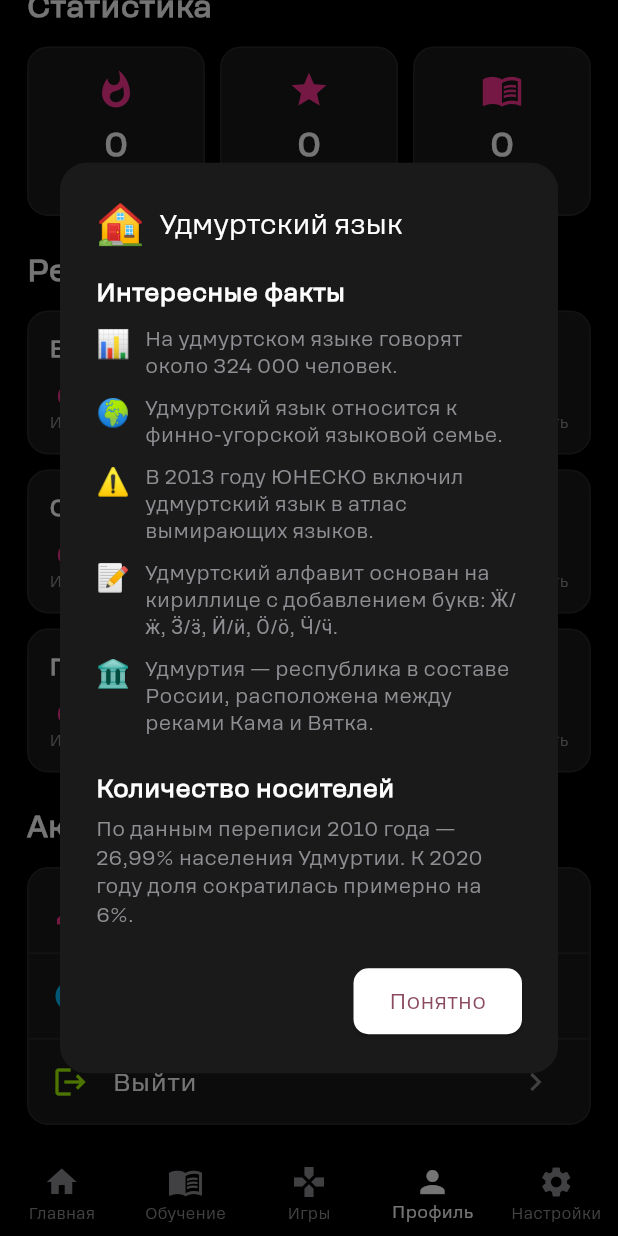
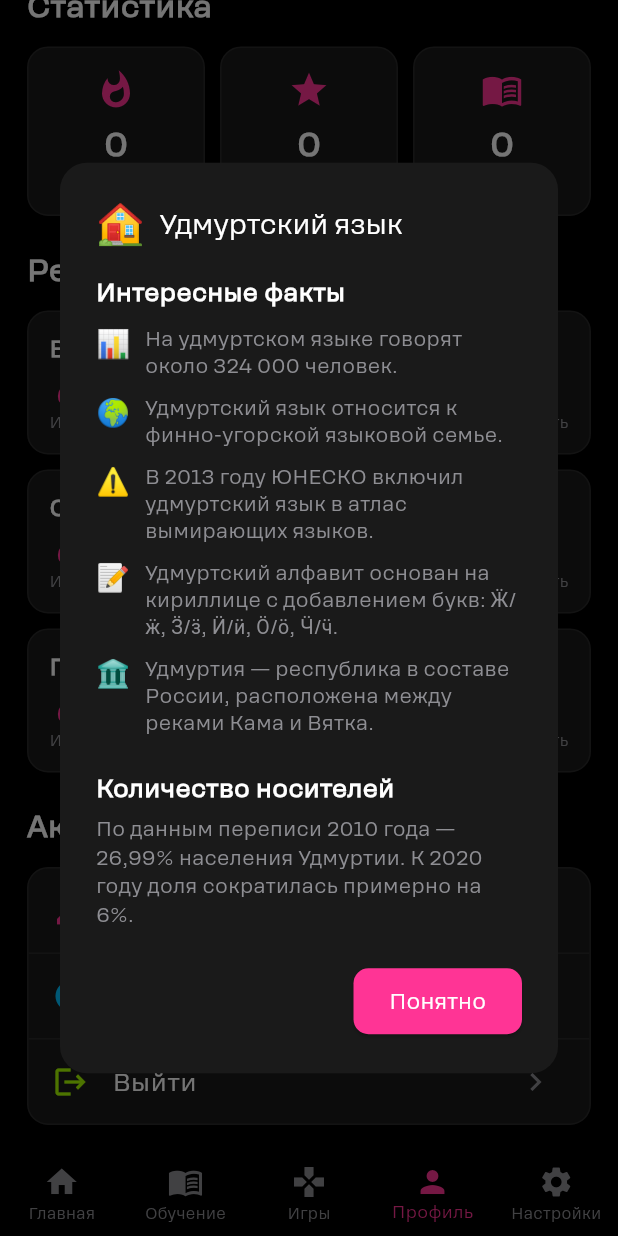
Before and after one commit to Ro1fy/udm, a Flutter app: the MainMenuScreen screen opened directly, item 4 of the bottom bar chosen, scrolled down 310 dp, after a tap on "Об удмуртском языке", on a phone screen of 412 x 824 dp. Run offline on Flutter 3.47's test engine with Material 3 defaults, Android fonts, the phone set to English and light mode, and no system bars; our stand-ins replace audioplayers, flutter_local_notifications, hive_flutter, permission_handler, timezone; accounts and stored records are empty; project files that could hold a hidden picture were left out.

Commit message:
feat: добавить возможность переключения темы на светлую

```diff
--- a/lib/screens/main_menu_screen.dart
+++ b/lib/screens/main_menu_screen.dart
@@ -6,6 +6,7 @@ import '../screens/learning_screen.dart';
 import '../screens/games_screen.dart';
 import '../screens/profile_screen.dart';
 import '../screens/settings_screen.dart';
+import '../theme.dart';
 
 class MainMenuScreen extends StatefulWidget {
   const MainMenuScreen({super.key});
@@ -38,7 +39,7 @@ class _MainMenuScreenState extends State<MainMenuScreen> {
         decoration: BoxDecoration(
           boxShadow: [
             BoxShadow(
-              color: AppColors.black.withOpacity(0.15),
+              color: AppTheme.shadowColor(context),
               blurRadius: 10,
             ),
           ],
@@ -47,9 +48,9 @@ class _MainMenuScreenState extends State<MainMenuScreen> {
           currentIndex: _selectedIndex,
           onTap: _onItemTapped,
           type: BottomNavigationBarType.fixed,
-          backgroundColor: AppColors.black,
-          selectedItemColor: AppColors.white,
-          unselectedItemColor: AppColors.textSecondary,
+          backgroundColor: AppTheme.backgroundColor(context),
+          selectedItemColor: AppColors.pink,
+          unselectedItemColor: AppTheme.textSecondary(context),
           selectedFontSize: 11,
           unselectedFontSize: 10,
           elevation: 0,
@@ -79,7 +80,7 @@ class _HomeTab extends StatelessWidget {
     return Container(
       width: double.infinity,
       height: double.infinity,
-      color: AppColors.black,
+      color: AppTheme.backgroundColor(context),
       child: SafeArea(
         child: SingleChildScrollView(
           padding: const EdgeInsets.all(18),
@@ -94,18 +95,18 @@ class _HomeTab extends StatelessWidget {
                     children: [
                       Text(
                         'Привет, ${user?.name ?? 'Друг'}! 👋',
-                        style: const TextStyle(
+                        style: TextStyle(
                           fontSize: 26,
                           fontWeight: FontWeight.w800,
-                          color: AppColors.white,
+                          color: AppTheme.textColor(context),
                         ),
                       ),
                       const SizedBox(height: 4),
-                      const Text(
+                      Text(
                         'Готов учить удмуртский?',
                         style: TextStyle(
                           fontSize: 14,
-                          color: AppColors.textSecondary,
+                          color: AppTheme.textSecondary(context),
                         ),
                       ),
                     ],
@@ -114,20 +115,20 @@ class _HomeTab extends StatelessWidget {
                     padding: const EdgeInsets.symmetric(
                         horizontal: 14, vertical: 7),
                     decoration: BoxDecoration(
-                      color: AppColors.cardDark,
+                      color: AppTheme.cardBackground(context),
                       borderRadius: BorderRadius.circular(16),
-                      border: Border.all(color: const Color(0xFF333333)),
+                      border: Border.all(color: AppTheme.cardBorder(context)),
                     ),
                     child: Row(
                       children: [
-                        const Icon(Icons.whatshot,
-                            color: AppColors.white, size: 18),
+                        Icon(Icons.whatshot,
+                            color: AppTheme.textColor(context), size: 18),
                         const SizedBox(width: 4),
                         Text(
                           '${user?.streak ?? 0}',
-                          style: const TextStyle(
+                          style: TextStyle(
                             fontWeight: FontWeight.bold,
-                            color: AppColors.white,
+                            color: AppTheme.textColor(context),
                           ),
                         ),
                       ],
@@ -140,35 +141,35 @@ class _HomeTab extends StatelessWidget {
               Container(
                 padding: const EdgeInsets.all(22),
                 decoration: BoxDecoration(
-                  color: AppColors.cardDark,
+                  color: AppTheme.cardBackground(context),
                   borderRadius: BorderRadius.circular(22),
-                  border: Border.all(color: const Color(0xFF333333)),
+                  border: Border.all(color: AppTheme.cardBorder(context)),
                 ),
                 child: Column(
                   children: [
                     Row(
                       mainAxisAlignment: MainAxisAlignment.spaceBetween,
                       children: [
-                        const Text(
+                        Text(
                           'Уровень',
                           style: TextStyle(
                             fontSize: 17,
-                            color: AppColors.white,
+                            color: AppTheme.textColor(context),
                           ),
                         ),
                         Container(
                           padding: const EdgeInsets.symmetric(
                               horizontal: 14, vertical: 7),
                           decoration: BoxDecoration(
-                            color: const Color(0xFF2A2A2A),
+                            color: AppTheme.iconBackground(context),
                             borderRadius: BorderRadius.circular(14),
                           ),
                           child: Text(
                             '${user?.level ?? 1}',
-                            style: const TextStyle(
+                            style: TextStyle(
                               fontSize: 22,
                               fontWeight: FontWeight.bold,
-                              color: AppColors.white,
+                              color: AppTheme.textColor(context),
                             ),
                           ),
                         ),
@@ -177,25 +178,25 @@ class _HomeTab extends StatelessWidget {
                     const SizedBox(height: 14),
                     LinearProgressIndicator(
                       value: ((user?.xp ?? 0) % 100) / 100,
-                      backgroundColor: const Color(0xFF333333),
+                      backgroundColor: AppTheme.progressBackground(context),
                       valueColor:
                           const AlwaysStoppedAnimation<Color>(AppColors.pink),
                     ),
                     const SizedBox(height: 6),
                     Text(
                       '${user?.xp ?? 0} / ${(user?.level ?? 1) * 100} XP',
-                      style: const TextStyle(color: AppColors.textSecondary, fontSize: 13),
+                      style: TextStyle(color: AppTheme.textSecondary(context), fontSize: 13),
                     ),
                   ],
                 ),
               ),
               const SizedBox(height: 24),
-              const Text(
+              Text(
                 'Начать изучение',
                 style: TextStyle(
                   fontSize: 20,
                   fontWeight: FontWeight.bold,
-                  color: AppColors.white,
+                  color: AppTheme.textColor(context),
                 ),
               ),
               const SizedBox(height: 14),
@@ -288,25 +289,25 @@ class _HomeTab extends StatelessWidget {
     showDialog(
       context: context,
       builder: (_) => AlertDialog(
-        backgroundColor: AppColors.cardDark,
+        backgroundColor: AppTheme.dialogBackground(context),
         shape: RoundedRectangleBorder(borderRadius: BorderRadius.circular(18)),
-        title: const Text('Факты об удмуртском языке',
-            style: TextStyle(color: AppColors.white)),
+        title: Text('Факты об удмуртском языке',
+            style: TextStyle(color: AppTheme.textColor(context))),
         content: SingleChildScrollView(
           child: Column(
             mainAxisSize: MainAxisSize.min,
             crossAxisAlignment: CrossAxisAlignment.start,
-            children: const [
+            children: [
               Text('📊 324 000 человек говорят на удмуртском языке.',
-                  style: TextStyle(color: AppColors.textSecondary, fontSize: 14, height: 1.6)),
+                  style: TextStyle(color: AppTheme.textSecondary(context), fontSize: 14, height: 1.6)),
               Text('🌍 Финно-угорская языковая семья — родственный венгерскому, финскому, эстонскому.',
-                  style: TextStyle(color: AppColors.textSecondary, fontSize: 14, height: 1.6)),
+                  style: TextStyle(color: AppTheme.textSecondary(context), fontSize: 14, height: 1.6)),
               Text('⚠️ С 2013 года в атласе вымирающих языков ЮНЕСКО.',
-                  style: TextStyle(color: AppColors.textSecondary, fontSize: 14, height: 1.6)),
+                  style: TextStyle(color: AppTheme.textSecondary(context), fontSize: 14, height: 1.6)),
               Text('📝 Алфавит на основе кириллице: Ӝ/ӝ, Ӟ/ӟ, Ӥ/ӥ, Ӧ/ӧ, Ӵ/ӵ.',
-                  style: TextStyle(color: AppColors.textSecondary, fontSize: 14, height: 1.6)),
+                  style: TextStyle(color: AppTheme.textSecondary(context), fontSize: 14, height: 1.6)),
               Text('🏛️ Удмуртия — между реками Кама и Вятка.',
-                  style: TextStyle(color: AppColors.textSecondary, fontSize: 14, height: 1.6)),
+                  style: TextStyle(color: AppTheme.textSecondary(context), fontSize: 14, height: 1.6)),
             ],
           ),
         ),
@@ -314,8 +315,8 @@ class _HomeTab extends StatelessWidget {
           ElevatedButton(
             onPressed: () => Navigator.of(context).pop(),
             style: ElevatedButton.styleFrom(
-              backgroundColor: AppColors.white,
-              foregroundColor: AppColors.black,
+              backgroundColor: AppColors.pink,
+              foregroundColor: AppColors.white,
               shape: RoundedRectangleBorder(borderRadius: BorderRadius.circular(10)),
             ),
             child: const Text('Понятно'),
@@ -343,9 +344,9 @@ class _QuickActionCard extends StatelessWidget {
       onTap: onTap,
       child: Container(
         decoration: BoxDecoration(
-          color: AppColors.cardDark,
+          color: AppTheme.cardBackground(context),
           borderRadius: BorderRadius.circular(18),
-          border: Border.all(color: const Color(0xFF333333)),
+          border: Border.all(color: AppTheme.cardBorder(context)),
         ),
         child: Column(
           mainAxisAlignment: MainAxisAlignment.center,
@@ -353,7 +354,7 @@ class _QuickActionCard extends StatelessWidget {
             Container(
               padding: const EdgeInsets.all(14),
               decoration: BoxDecoration(
-                color: const Color(0xFF2A2A2A),
+                color: AppTheme.iconBackground(context),
                 shape: BoxShape.circle,
               ),
               child: Icon(icon, color: AppColors.pink, size: 32),
@@ -361,10 +362,10 @@ class _QuickActionCard extends StatelessWidget {
             const SizedBox(height: 10),
             Text(
               title,
-              style: const TextStyle(
+              style: TextStyle(
                 fontSize: 15,
                 fontWeight: FontWeight.bold,
-                color: AppColors.white,
+                color: AppTheme.textColor(context),
               ),
             ),
           ],
--- a/lib/screens/profile_screen.dart
+++ b/lib/screens/profile_screen.dart
@@ -3,6 +3,7 @@ import 'package:provider/provider.dart';
 import '../constants.dart';
 import '../providers/auth_provider.dart';
 import '../screens/login_screen.dart';
+import '../theme.dart';
 
 class ProfileScreen extends StatelessWidget {
   const ProfileScreen({super.key});
@@ -19,7 +20,7 @@ class ProfileScreen extends StatelessWidget {
     return Container(
       width: double.infinity,
       height: double.infinity,
-      color: AppColors.black,
+      color: AppTheme.backgroundColor(context),
       child: SafeArea(
         child: SingleChildScrollView(
           padding: const EdgeInsets.all(18),
@@ -31,33 +32,33 @@ class ProfileScreen extends StatelessWidget {
                 child: Container(
                   padding: const EdgeInsets.all(22),
                   decoration: BoxDecoration(
-                    color: AppColors.cardDark,
+                    color: AppTheme.cardBackground(context),
                     borderRadius: BorderRadius.circular(22),
-                    border: Border.all(color: const Color(0xFF333333)),
+                    border: Border.all(color: AppTheme.cardBorder(context)),
                   ),
                 child: Column(
                   children: [
                     CircleAvatar(
                       radius: 46,
-                      backgroundColor: const Color(0xFF2A2A2A),
+                      backgroundColor: AppTheme.iconBackground(context),
                       child: Text(
                         user.name.isNotEmpty
                             ? user.name[0].toUpperCase()
                             : '🎓',
-                        style: const TextStyle(
+                        style: TextStyle(
                           fontSize: 44,
                           fontWeight: FontWeight.bold,
-                          color: AppColors.white,
+                          color: AppTheme.textColor(context),
                         ),
                       ),
                     ),
                     const SizedBox(height: 14),
                     Text(
                       user.name,
-                      style: const TextStyle(
+                      style: TextStyle(
                         fontSize: 26,
                         fontWeight: FontWeight.bold,
-                        color: AppColors.white,
+                        color: AppTheme.textColor(context),
                       ),
                     ),
                     const SizedBox(height: 4),
@@ -90,12 +91,12 @@ class ProfileScreen extends StatelessWidget {
                 ),
               ),
               const SizedBox(height: 22),
-              const Text(
+              Text(
                 'Статистика',
                 style: TextStyle(
                   fontSize: 20,
                   fontWeight: FontWeight.bold,
-                  color: AppColors.white,
+                  color: AppTheme.textColor(context),
                 ),
               ),
               const SizedBox(height: 12),
@@ -131,12 +132,12 @@ class ProfileScreen extends StatelessWidget {
                 ],
               ),
               const SizedBox(height: 22),
-              const Text(
+              Text(
                 'Результаты игр',
                 style: TextStyle(
                   fontSize: 20,
                   fontWeight: FontWeight.bold,
-                  color: AppColors.white,
+                  color: AppTheme.textColor(context),
                 ),
               ),
               const SizedBox(height: 12),
@@ -161,12 +162,12 @@ class ProfileScreen extends StatelessWidget {
                 bestScore: user.gameStatsBestScore['true_false'] ?? 0,
               ),
               const SizedBox(height: 22),
-              const Text(
+              Text(
                 'Аккаунт',
                 style: TextStyle(
                   fontSize: 20,
                   fontWeight: FontWeight.bold,
-                  color: AppColors.white,
+                  color: AppTheme.textColor(context),
                 ),
               ),
               const SizedBox(height: 12),
@@ -181,25 +182,25 @@ class ProfileScreen extends StatelessWidget {
                     ListTile(
                       leading: const Icon(Icons.edit, color: AppColors.pink),
                       title:
-                          const Text('Редактировать профиль', style: TextStyle(color: AppColors.white)),
+                          Text('Редактировать профиль', style: TextStyle(color: AppTheme.textColor(context))),
                       trailing:
                           const Icon(Icons.chevron_right, color: AppColors.textSecondary),
                       onTap: () => _showEditProfileDialog(context),
                     ),
-                    const Divider(height: 1, color: Color(0xFF2A2A2A)),
+                    Divider(height: 1, color: AppTheme.dividerColor(context)),
                     ListTile(
                       leading: const Icon(Icons.info, color: AppColors.skyBlue),
                       title:
-                          const Text('Об удмуртском языке', style: TextStyle(color: AppColors.white)),
+                          Text('Об удмуртском языке', style: TextStyle(color: AppTheme.textColor(context))),
                       trailing:
                           const Icon(Icons.chevron_right, color: AppColors.textSecondary),
                       onTap: () => _showLanguageInfo(context),
                     ),
-                    const Divider(height: 1, color: Color(0xFF2A2A2A)),
+                    Divider(height: 1, color: AppTheme.dividerColor(context)),
                     ListTile(
                       leading: const Icon(Icons.logout, color: AppColors.lime),
                       title:
-                          const Text('Выйти', style: TextStyle(color: AppColors.white)),
+                          Text('Выйти', style: TextStyle(color: AppTheme.textColor(context))),
                       trailing:
                           const Icon(Icons.chevron_right, color: AppColors.textSecondary),
                       onTap: () async {
@@ -228,25 +229,25 @@ class ProfileScreen extends StatelessWidget {
     showDialog(
       context: context,
       builder: (_) => AlertDialog(
-        backgroundColor: AppColors.cardDark,
+        backgroundColor: AppTheme.dialogBackground(context),
         shape: RoundedRectangleBorder(borderRadius: BorderRadius.circular(18)),
-        title: const Text('Редактировать профиль',
-            style: TextStyle(color: AppColors.white)),
+        title: Text('Редактировать профиль',
+            style: TextStyle(color: AppTheme.textColor(context))),
         content: TextField(
           controller: controller,
-          style: const TextStyle(color: AppColors.white),
-          decoration: const InputDecoration(
+          style: TextStyle(color: AppTheme.textColor(context)),
+          decoration: InputDecoration(
             labelText: 'Имя',
-            labelStyle: TextStyle(color: AppColors.textSecondary),
+            labelStyle: TextStyle(color: AppTheme.textSecondary(context)),
             enabledBorder: UnderlineInputBorder(
-              borderSide: BorderSide(color: Color(0xFF333333)),
+              borderSide: BorderSide(color: AppTheme.cardBorder(context)),
             ),
           ),
         ),
         actions: [
           TextButton(
             onPressed: () => Navigator.of(context).pop(),
-            child: const Text('Отмена', style: TextStyle(color: AppColors.textSecondary)),
+            child: Text('Отмена', style: TextStyle(color: AppTheme.textSecondary(context))),
           ),
           ElevatedButton(
             onPressed: () {
@@ -256,7 +257,8 @@ class ProfileScreen extends StatelessWidget {
               Navigator.of(context).pop();
             },
             style: ElevatedButton.styleFrom(
-              backgroundColor: AppColors.white,
+              backgroundColor: AppColors.pink,
+              foregroundColor: AppColors.white,
               shape: RoundedRectangleBorder(
                 borderRadius: BorderRadius.circular(10),
               ),
@@ -272,14 +274,14 @@ class ProfileScreen extends StatelessWidget {
     showDialog(
       context: context,
       builder: (_) => AlertDialog(
-        backgroundColor: AppColors.cardDark,
+        backgroundColor: AppTheme.dialogBackground(context),
         shape: RoundedRectangleBorder(borderRadius: BorderRadius.circular(18)),
-        title: const Row(
+        title: Row(
           children: [
-            Text('🏠', style: TextStyle(fontSize: 26)),
-            SizedBox(width: 10),
+            const Text('🏠', style: TextStyle(fontSize: 26)),
+            const SizedBox(width: 10),
             Text('Удмуртский язык',
-                style: TextStyle(color: AppColors.white, fontSize: 18)),
+                style: TextStyle(color: AppTheme.textColor(context), fontSize: 18)),
           ],
         ),
         content: SingleChildScrollView(
@@ -287,12 +289,12 @@ class ProfileScreen extends StatelessWidget {
             mainAxisSize: MainAxisSize.min,
             crossAxisAlignment: CrossAxisAlignment.start,
             children: [
-              const Text(
+              Text(
                 'Интересные факты',
                 style: TextStyle(
                   fontSize: 16,
                   fontWeight: FontWeight.bold,
-                  color: AppColors.white,
+                  color: AppTheme.textColor(context),
                 ),
               ),
               const SizedBox(height: 10),
@@ -302,18 +304,18 @@ class ProfileScreen extends StatelessWidget {
               _FactItem(emoji: '📝', fact: 'Удмуртский алфавит основан на кириллице с добавлением букв: Ӝ/ӝ, Ӟ/ӟ, Ӥ/ӥ, Ӧ/ӧ, Ӵ/ӵ.'),
               _FactItem(emoji: '🏛️', fact: 'Удмуртия — республика в составе России, расположена между реками Кама и Вятка.'),
               const SizedBox(height: 14),
-              const Text(
+              Text(
                 'Количество носителей',
                 style: TextStyle(
                   fontSize: 16,
                   fontWeight: FontWeight.bold,
-                  color: AppColors.white,
+                  color: AppTheme.textColor(context),
                 ),
               ),
               const SizedBox(height: 6),
-              const Text(
+              Text(
                 'По данным переписи 2010 года — 26,99% населения Удмуртии. К 2020 году доля сократилась примерно на 6%.',
-                style: TextStyle(fontSize: 13, color: AppColors.textSecondary),
+                style: TextStyle(fontSize: 13, color: AppTheme.textSecondary(context)),
               ),
             ],
           ),
@@ -322,7 +324,8 @@ class ProfileScreen extends StatelessWidget {
           ElevatedButton(
             onPressed: () => Navigator.of(context).pop(),
             style: ElevatedButton.styleFrom(
-              backgroundColor: AppColors.white,
+              backgroundColor: AppColors.pink,
+              foregroundColor: AppColors.white,
               shape: RoundedRectangleBorder(borderRadius: BorderRadius.circular(10)),
             ),
             child: const Text('Понятно'),
--- a/lib/services/app_database.dart
+++ b/lib/services/app_database.dart
@@ -166,12 +166,16 @@ class SettingsBox {
   @HiveField(4)
   String currentUserId;
 
+  @HiveField(5)
+  bool isDarkMode;
+
   SettingsBox({
     this.soundEnabled = true,
     this.notificationsEnabled = false,
     this.geolocationEnabled = false,
     this.lastLocationWordId = '',
     this.currentUserId = '',
+    this.isDarkMode = true,
   });
 }
 
--- /dev/null
+++ b/lib/theme.dart
@@ -0,0 +1,104 @@
+import 'package:flutter/material.dart';
+import 'constants.dart';
+
+/// Helper class to provide theme-aware colors based on the current mode.
+class AppTheme {
+  static bool isDark(BuildContext context) {
+    return Theme.of(context).brightness == Brightness.dark;
+  }
+
+  /// Background color for the main screen
+  static Color backgroundColor(BuildContext context) {
+    return isDark(context) ? AppColors.black : AppColors.lightBg;
+  }
+
+  /// Card/container background color
+  static Color cardBackground(BuildContext context) {
+    return isDark(context) ? const Color(0xFF1A1A1A) : AppColors.white;
+  }
+
+  /// Card border color
+  static Color cardBorder(BuildContext context) {
+    return isDark(context) ? const Color(0xFF2A2A2A) : const Color(0xFFE0E0E0);
+  }
+
+  /// Primary text color
+  static Color textColor(BuildContext context) {
+    return isDark(context) ? AppColors.white : AppColors.textOnLight;
+  }
+
+  /// Secondary text color
+  static Color textSecondary(BuildContext context) {
+    return isDark(context) ? AppColors.textSecondary : const Color(0xFF666666);
+  }
+
+  /// Divider color
+  static Color dividerColor(BuildContext context) {
+    return isDark(context) ? const Color(0xFF2A2A2A) : const Color(0xFFE0E0E0);
+  }
+
+  /// Icon container background
+  static Color iconBackground(BuildContext context) {
+    return isDark(context) ? const Color(0xFF2A2A2A) : AppColors.pink.withOpacity(0.12);
+  }
+
+  /// Progress indicator background
+  static Color progressBackground(BuildContext context) {
+    return isDark(context) ? const Color(0xFF333333) : const Color(0xFFE0E0E0);
+  }
+
+  /// Switch inactive track color
+  static Color switchInactiveTrack(BuildContext context) {
+    return isDark(context) ? const Color(0xFF333333) : const Color(0xFFBDBDBD);
+  }
+
+  /// Text field fill color
+  static Color textFieldFill(BuildContext context) {
+    return isDark(context) ? const Color(0xFF1A1A1A) : AppColors.white;
+  }
+
+  /// Text field border color
+  static Color textFieldBorder(BuildContext context) {
+    return isDark(context) ? const Color(0xFF333333) : const Color(0xFFCCCCCC);
+  }
+
+  /// Shadow color
+  static Color shadowColor(BuildContext context) {
+    return isDark(context) ? AppColors.black.withOpacity(0.3) : const Color(0xFF000000).withOpacity(0.1);
+  }
+
+  /// Dialog background color
+  static Color dialogBackground(BuildContext context) {
+    return isDark(context) ? const Color(0xFF1A1A1A) : AppColors.white;
+  }
+
+  /// Creates a themed input decoration
+  static InputDecoration inputDecoration({
+    required String labelText,
+    String? hintText,
+    IconData? prefixIcon,
+    Widget? suffixIcon,
+  }) {
+    return InputDecoration(
+      labelText: labelText,
+      hintText: hintText,
+      hintStyle: TextStyle(color: AppColors.textSecondary),
+      prefixIcon: prefixIcon != null ? Icon(prefixIcon, color: AppColors.textSecondary) : null,
+      suffixIcon: suffixIcon,
+      border: OutlineInputBorder(
+        borderRadius: BorderRadius.circular(14),
+        borderSide: const BorderSide(color: Color(0xFF333333)),
+      ),
+      enabledBorder: OutlineInputBorder(
+        borderRadius: BorderRadius.circular(14),
+        borderSide: const BorderSide(color: Color(0xFF333333)),
+      ),
+      focusedBorder: OutlineInputBorder(
+        borderRadius: BorderRadius.circular(14),
+        borderSide: const BorderSide(color: AppColors.pink),
+      ),
+      filled: true,
+      fillColor: const Color(0xFF1A1A1A),
+    );
+  }
+}
```
Also changed, not shown: lib/main.dart (+42 -4 lines), lib/providers/settings_provider.dart (+7 -0 lines), lib/screens/game_mode_screen.dart (+18 -7 lines), lib/screens/games_screen.dart (+11 -10 lines), lib/screens/learning_screen.dart (+17 -16 lines), lib/screens/login_screen.dart (+12 -11 lines), lib/screens/settings_screen.dart (+41 -29 lines), .qwen/settings.json, lib/services/app_database.g.dart.
